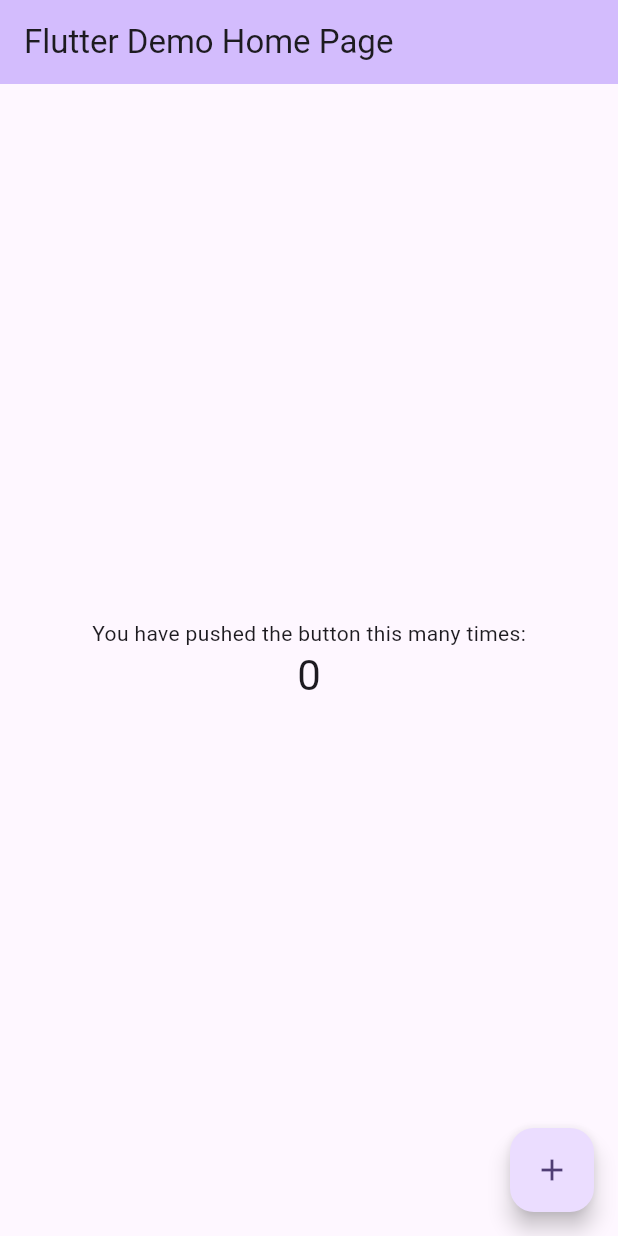
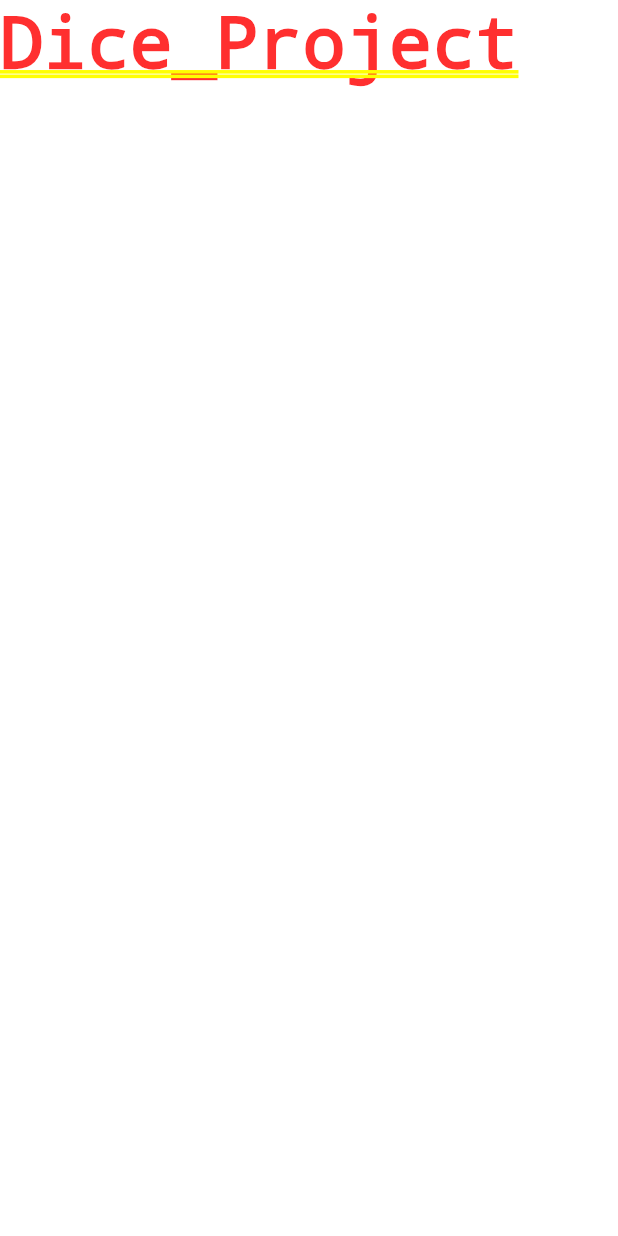
Before and after one commit to 9oHigh/usket.Flutter, a Flutter app: the screen it shows after launch, on a phone screen of 412 x 824 dp. Run offline on Flutter 3.47's test engine with Material 3 defaults, Android fonts, the phone set to English and light mode, and no system bars.

Commit message:
feat: main의 구성요소

```diff
--- a/dice_project/lib/main.dart
+++ b/dice_project/lib/main.dart
@@ -1,125 +1,5 @@
 import 'package:flutter/material.dart';
 
 void main() {
-  runApp(const MyApp());
+  runApp(const MaterialApp(home: Text("Dice_Project")));
 }
-
-class MyApp extends StatelessWidget {
-  const MyApp({super.key});
-
-  // This widget is the root of your application.
-  @override
-  Widget build(BuildContext context) {
-    return MaterialApp(
-      title: 'Flutter Demo',
-      theme: ThemeData(
-        // This is the theme of your application.
-        //
-        // TRY THIS: Try running your application with "flutter run". You'll see
-        // the application has a purple toolbar. Then, without quitting the app,
-        // try changing the seedColor in the colorScheme below to Colors.green
-        // and then invoke "hot reload" (save your changes or press the "hot
-        // reload" button in a Flutter-supported IDE, or press "r" if you used
-        // the command line to start the app).
-        //
-        // Notice that the counter didn't reset back to zero; the application
-        // state is not lost during the reload. To reset the state, use hot
-        // restart instead.
-        //
-        // This works for code too, not just values: Most code changes can be
-        // tested with just a hot reload.
-        colorScheme: ColorScheme.fromSeed(seedColor: Colors.deepPurple),
-        useMaterial3: true,
-      ),
-      home: const MyHomePage(title: 'Flutter Demo Home Page'),
-    );
-  }
-}
-
-class MyHomePage extends StatefulWidget {
-  const MyHomePage({super.key, required this.title});
-
-  // This widget is the home page of your application. It is stateful, meaning
-  // that it has a State object (defined below) that contains fields that affect
-  // how it looks.
-
-  // This class is the configuration for the state. It holds the values (in this
-  // case the title) provided by the parent (in this case the App widget) and
-  // used by the build method of the State. Fields in a Widget subclass are
-  // always marked "final".
-
-  final String title;
-
-  @override
-  State<MyHomePage> createState() => _MyHomePageState();
-}
-
-class _MyHomePageState extends State<MyHomePage> {
-  int _counter = 0;
-
-  void _incrementCounter() {
-    setState(() {
-      // This call to setState tells the Flutter framework that something has
-      // changed in this State, which causes it to rerun the build method below
-      // so that the display can reflect the updated values. If we changed
-      // _counter without calling setState(), then the build method would not be
-      // called again, and so nothing would appear to happen.
-      _counter++;
-    });
-  }
-
-  @override
-  Widget build(BuildContext context) {
-    // This method is rerun every time setState is called, for instance as done
-    // by the _incrementCounter method above.
-    //
-    // The Flutter framework has been optimized to make rerunning build methods
-    // fast, so that you can just rebuild anything that needs updating rather
-    // than having to individually change instances of widgets.
-    return Scaffold(
-      appBar: AppBar(
-        // TRY THIS: Try changing the color here to a specific color (to
-        // Colors.amber, perhaps?) and trigger a hot reload to see the AppBar
-        // change color while the other colors stay the same.
-        backgroundColor: Theme.of(context).colorScheme.inversePrimary,
-        // Here we take the value from the MyHomePage object that was created by
-        // the App.build method, and use it to set our appbar title.
-        title: Text(widget.title),
-      ),
-      body: Center(
-        // Center is a layout widget. It takes a single child and positions it
-        // in the middle of the parent.
-        child: Column(
-          // Column is also a layout widget. It takes a list of children and
-          // arranges them vertically. By default, it sizes itself to fit its
-          // children horizontally, and tries to be as tall as its parent.
-          //
-          // Column has various properties to control how it sizes itself and
-          // how it positions its children. Here we use mainAxisAlignment to
-          // center the children vertically; the main axis here is the vertical
-          // axis because Columns are vertical (the cross axis would be
-          // horizontal).
-          //
-          // TRY THIS: Invoke "debug painting" (choose the "Toggle Debug Paint"
-          // action in the IDE, or press "p" in the console), to see the
-          // wireframe for each widget.
-          mainAxisAlignment: MainAxisAlignment.center,
-          children: <Widget>[
-            const Text(
-              'You have pushed the button this many times:',
-            ),
-            Text(
-              '$_counter',
-              style: Theme.of(context).textTheme.headlineMedium,
-            ),
-          ],
-        ),
-      ),
-      floatingActionButton: FloatingActionButton(
-        onPressed: _incrementCounter,
-        tooltip: 'Increment',
-        child: const Icon(Icons.add),
-      ), // This trailing comma makes auto-formatting nicer for build methods.
-    );
-  }
-}
```
